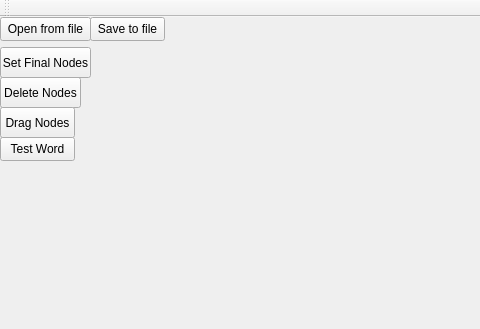
Qt form Automaton_Interface/Automaton_Interface/Automaton_Interface.ui (xNaga09x/LFC_Interface) before a commit; both pictures show x 0 to 480 and y 0 to 329 of the 774 by 504 pixel window.
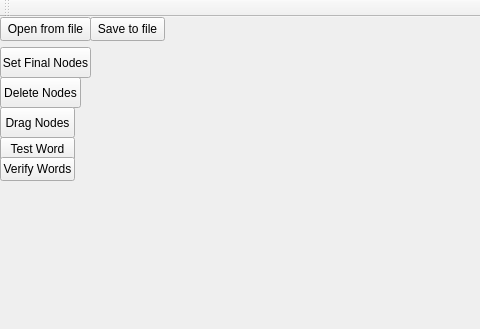
The same form after that commit.

Patch:
```diff
--- a/Automaton_Interface/Automaton_Interface/Automaton_Interface.ui
+++ b/Automaton_Interface/Automaton_Interface/Automaton_Interface.ui
@@ -92,6 +92,19 @@
      <string>Test Word</string>
     </property>
    </widget>
+   <widget class="QPushButton" name="verifyWordsButton">
+    <property name="geometry">
+     <rect>
+      <x>0</x>
+      <y>140</y>
+      <width>75</width>
+      <height>24</height>
+     </rect>
+    </property>
+    <property name="text">
+     <string>Verify Words</string>
+    </property>
+   </widget>
   </widget>
   <widget class="QMenuBar" name="menuBar">
    <property name="geometry">
```
